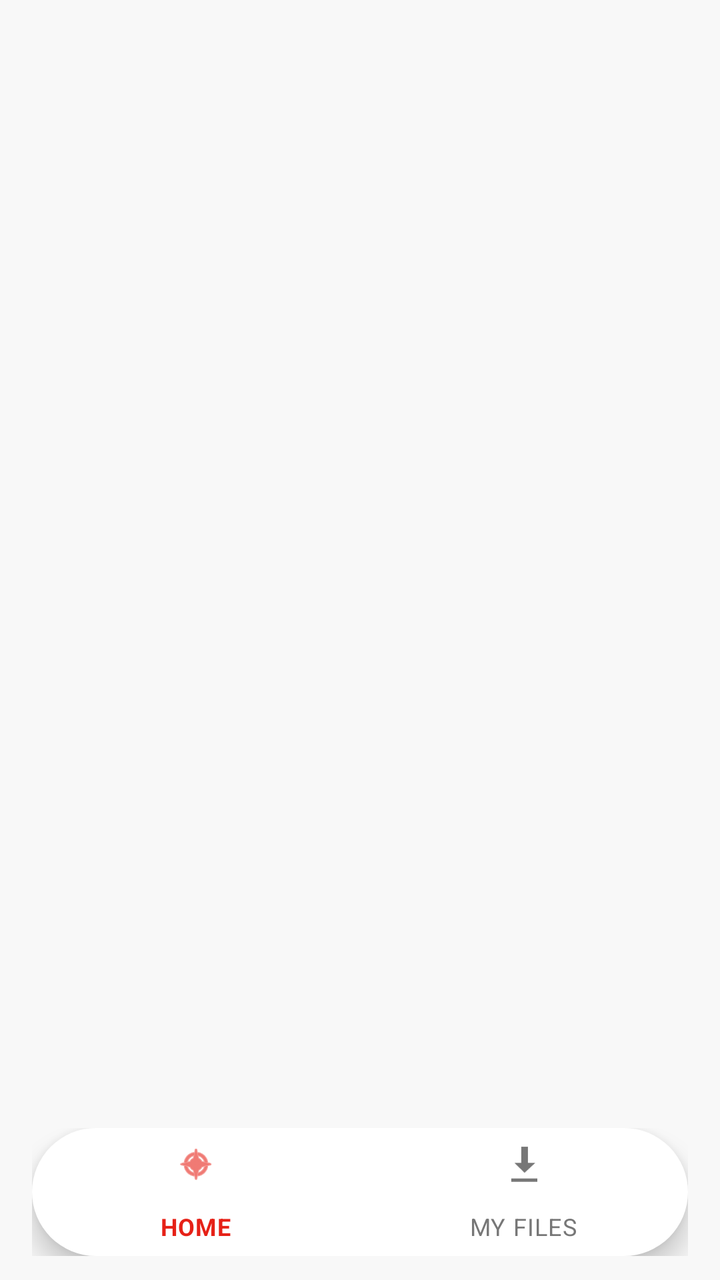
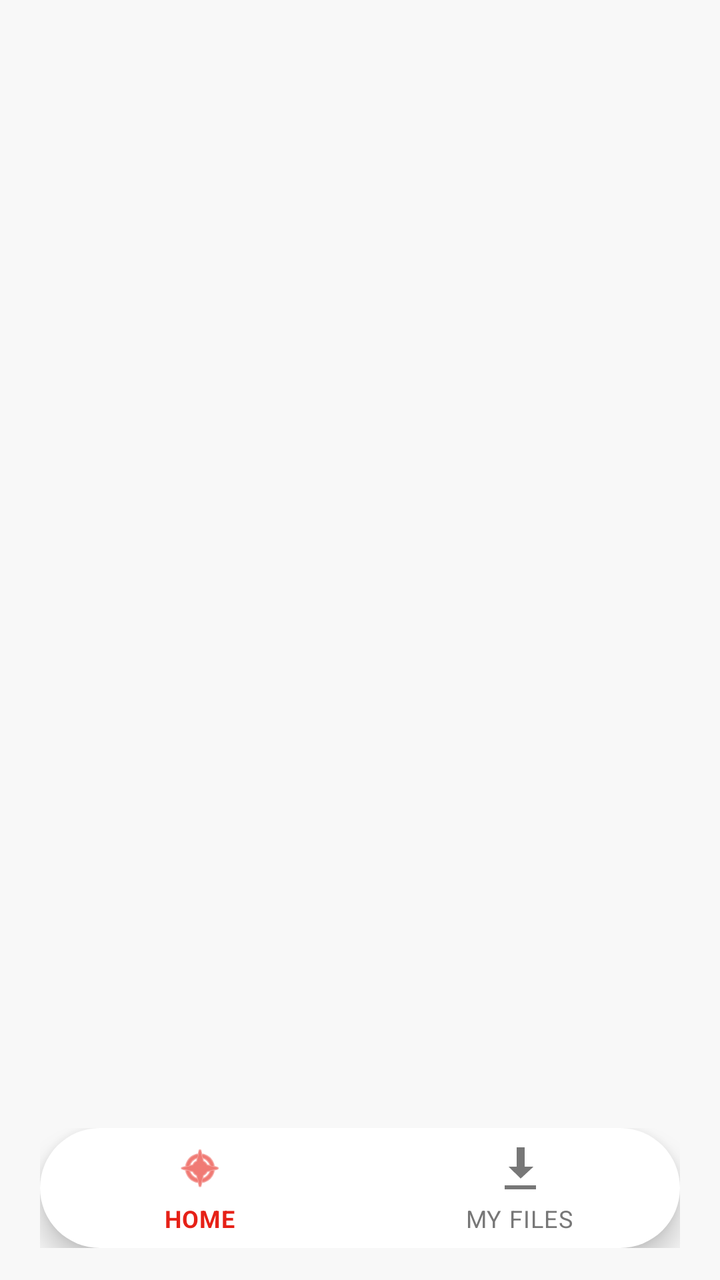

Two renders of the same Android screen: before a commit and after it. Below are the layout's source before the change and the commit's diff.
<!-- AndroidManifest.xml: application theme Theme.Material3.Light.NoActionBar -->
<!-- res/layout/activity_main.xml -->
<?xml version="1.0" encoding="utf-8"?>
<LinearLayout xmlns:android="http://schemas.android.com/apk/res/android"
    xmlns:app="http://schemas.android.com/apk/res-auto"
    android:layout_width="match_parent"
    android:layout_height="match_parent"
    android:orientation="vertical"
    android:background="@color/bg">

    <FrameLayout
        android:id="@+id/nav_host"
        android:layout_width="match_parent"
        android:layout_height="0dp"
        android:layout_weight="1" />

    
    <FrameLayout
        android:layout_width="match_parent"
        android:layout_height="wrap_content"
        android:paddingStart="16dp"
        android:paddingEnd="16dp"
        android:paddingBottom="12dp"
        android:background="@color/bg">

        <com.google.android.material.bottomnavigation.BottomNavigationView
            android:id="@+id/bottom_nav"
            android:layout_width="match_parent"
            android:layout_height="64dp"
            android:background="@drawable/bg_bottom_nav"
            android:elevation="12dp"
            app:menu="@menu/bottom_nav_menu"
            app:itemIconTint="@color/nav_item_tint"
            app:itemTextColor="@color/nav_item_tint"
            app:itemIconSize="20dp"
            app:labelVisibilityMode="labeled" />
    </FrameLayout>
</LinearLayout>
<!-- resources referenced by this layout -->
<resources>
  <color name="bg">#F8F8F8</color>
  <!-- drawable bg_bottom_nav (drawable) -->
  <?xml version="1.0" encoding="utf-8"?>
  <shape xmlns:android="http://schemas.android.com/apk/res/android" android:shape="rectangle">
      <corners android:radius="35dp" />
      <solid android:color="@color/card" />
  </shape>
  <style name="Theme.Material3.Light.NoActionBar" parent="Theme.MaterialComponents.Light.NoActionBar">
          <item name="colorPrimary">@color/red_accent</item>
          <item name="colorPrimaryVariant">@color/red_accent</item>
          <item name="colorOnPrimary">@color/white</item>
          <item name="android:statusBarColor">@color/bg</item>
          <item name="android:windowLightStatusBar">true</item>
      </style>
  <color name="card">#FFFFFF</color>
  <color name="red_accent">#E62117</color>
  <color name="white">#FFFFFF</color>
</resources>

<!-- the commit's change to res/layout/activity_main.xml (unified diff, before → after) -->
@@ -12,25 +12,24 @@
         android:layout_height="0dp"
         android:layout_weight="1" />
 
-    
     <FrameLayout
         android:layout_width="match_parent"
         android:layout_height="wrap_content"
-        android:paddingStart="16dp"
-        android:paddingEnd="16dp"
-        android:paddingBottom="12dp"
+        android:paddingStart="20dp"
+        android:paddingEnd="20dp"
+        android:paddingBottom="16dp"
         android:background="@color/bg">
 
         <com.google.android.material.bottomnavigation.BottomNavigationView
             android:id="@+id/bottom_nav"
             android:layout_width="match_parent"
-            android:layout_height="64dp"
+            android:layout_height="60dp"
             android:background="@drawable/bg_bottom_nav"
-            android:elevation="12dp"
+            android:elevation="10dp"
             app:menu="@menu/bottom_nav_menu"
             app:itemIconTint="@color/nav_item_tint"
             app:itemTextColor="@color/nav_item_tint"
-            app:itemIconSize="20dp"
+            app:itemIconSize="24dp"
             app:labelVisibilityMode="labeled" />
     </FrameLayout>
 </LinearLayout>
